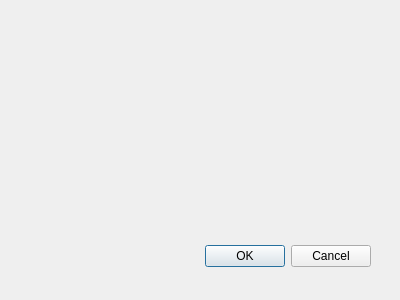
First picture: the form in ui_bbox.ui, repository hpfast/bbox, before the edit.
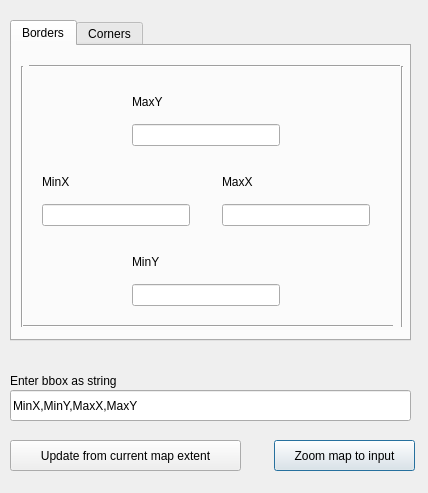
Second picture: the form after the edit.

Diff of the .ui file:
```diff
--- a/ui_bbox.ui
+++ b/ui_bbox.ui
@@ -1,31 +1,295 @@
 <ui version="4.0" >
  <class>bBox</class>
- <widget class="QDialog" name="bBox" >
-  <property name="geometry" >
+ <widget class="QDialog" name="bBox">
+  <property name="geometry">
    <rect>
     <x>0</x>
     <y>0</y>
-    <width>400</width>
-    <height>300</height>
+    <width>428</width>
+    <height>493</height>
    </rect>
   </property>
   <property name="windowTitle" >
    <string>bBox</string>
   </property>
-  <widget class="QDialogButtonBox" name="buttonBox" >
-   <property name="geometry" >
+  <widget class="QPushButton" name="pushButton">
+   <property name="geometry">
     <rect>
-     <x>30</x>
-     <y>240</y>
-     <width>341</width>
-     <height>32</height>
+     <x>274</x>
+     <y>440</y>
+     <width>141</width>
+     <height>31</height>
     </rect>
    </property>
-   <property name="orientation" >
-    <enum>Qt::Horizontal</enum>
+   <property name="text">
+    <string>Zoom map to input</string>
    </property>
-   <property name="standardButtons" >
-    <set>QDialogButtonBox::Cancel|QDialogButtonBox::Ok</set>
+  </widget>
+  <widget class="QPushButton" name="pushButton_2">
+   <property name="geometry">
+    <rect>
+     <x>10</x>
+     <y>440</y>
+     <width>231</width>
+     <height>31</height>
+    </rect>
+   </property>
+   <property name="text">
+    <string>Update from current map extent</string>
+   </property>
+  </widget>
+  <widget class="QTabWidget" name="tabWidget">
+   <property name="geometry">
+    <rect>
+     <x>10</x>
+     <y>20</y>
+     <width>401</width>
+     <height>321</height>
+    </rect>
+   </property>
+   <property name="accessibleName">
+    <string>borders</string>
+   </property>
+   <property name="currentIndex">
+    <number>0</number>
+   </property>
+   <widget class="QWidget" name="tab">
+    <attribute name="title">
+     <string>Borders</string>
+    </attribute>
+    <widget class="Line" name="line">
+     <property name="geometry">
+      <rect>
+       <x>17</x>
+       <y>10</y>
+       <width>371</width>
+       <height>20</height>
+      </rect>
+     </property>
+     <property name="orientation">
+      <enum>Qt::Horizontal</enum>
+     </property>
+    </widget>
+    <widget class="Line" name="line_2">
+     <property name="geometry">
+      <rect>
+       <x>10</x>
+       <y>270</y>
+       <width>371</width>
+       <height>20</height>
+      </rect>
+     </property>
+     <property name="orientation">
+      <enum>Qt::Horizontal</enum>
+     </property>
+    </widget>
+    <widget class="Line" name="line_3">
+     <property name="geometry">
+      <rect>
+       <x>0</x>
+       <y>20</y>
+       <width>20</width>
+       <height>261</height>
+      </rect>
+     </property>
+     <property name="orientation">
+      <enum>Qt::Vertical</enum>
+     </property>
+    </widget>
+    <widget class="Line" name="line_4">
+     <property name="geometry">
+      <rect>
+       <x>380</x>
+       <y>20</y>
+       <width>20</width>
+       <height>261</height>
+      </rect>
+     </property>
+     <property name="orientation">
+      <enum>Qt::Vertical</enum>
+     </property>
+    </widget>
+    <widget class="QWidget" name="">
+     <property name="geometry">
+      <rect>
+       <x>30</x>
+       <y>120</y>
+       <width>148</width>
+       <height>60</height>
+      </rect>
+     </property>
+     <layout class="QVBoxLayout" name="verticalLayout_3">
+      <item>
+       <widget class="QLabel" name="label_2">
+        <property name="text">
+         <string>MinX</string>
+        </property>
+       </widget>
+      </item>
+      <item>
+       <widget class="QLineEdit" name="lineEdit_2"/>
+      </item>
+     </layout>
+    </widget>
+    <widget class="QWidget" name="">
+     <property name="geometry">
+      <rect>
+       <x>120</x>
+       <y>40</y>
+       <width>148</width>
+       <height>60</height>
+      </rect>
+     </property>
+     <layout class="QVBoxLayout" name="verticalLayout_4">
+      <item>
+       <widget class="QLabel" name="label_4">
+        <property name="text">
+         <string>MaxY</string>
+        </property>
+       </widget>
+      </item>
+      <item>
+       <widget class="QLineEdit" name="lineEdit_3"/>
+      </item>
+     </layout>
+    </widget>
+    <widget class="QWidget" name="">
+     <property name="geometry">
+      <rect>
+       <x>210</x>
+       <y>120</y>
+       <width>148</width>
+       <height>60</height>
+      </rect>
+     </property>
+     <layout class="QVBoxLayout" name="verticalLayout_5">
+      <item>
+       <widget class="QLabel" name="label_3">
+        <property name="text">
+         <string>MaxX</string>
+        </property>
+       </widget>
+      </item>
+      <item>
+       <widget class="QLineEdit" name="lineEdit_4"/>
+      </item>
+     </layout>
+    </widget>
+    <widget class="QWidget" name="">
+     <property name="geometry">
+      <rect>
+       <x>120</x>
+       <y>200</y>
+       <width>148</width>
+       <height>60</height>
+      </rect>
+     </property>
+     <layout class="QVBoxLayout" name="verticalLayout_6">
+      <item>
+       <widget class="QLabel" name="label_5">
+        <property name="text">
+         <string>MinY</string>
+        </property>
+       </widget>
+      </item>
+      <item>
+       <widget class="QLineEdit" name="lineEdit_5"/>
+      </item>
+     </layout>
+    </widget>
+    <zorder>lineEdit_2</zorder>
+    <zorder>lineEdit_3</zorder>
+    <zorder>lineEdit_4</zorder>
+    <zorder>lineEdit_5</zorder>
+    <zorder>label_2</zorder>
+    <zorder>label_3</zorder>
+    <zorder>label_4</zorder>
+    <zorder>label_5</zorder>
+    <zorder>label_3</zorder>
+    <zorder>line</zorder>
+    <zorder>line_2</zorder>
+    <zorder>line_3</zorder>
+    <zorder>line_4</zorder>
+   </widget>
+   <widget class="QWidget" name="tab_2">
+    <attribute name="title">
+     <string>Corners</string>
+    </attribute>
+    <widget class="QWidget" name="">
+     <property name="geometry">
+      <rect>
+       <x>220</x>
+       <y>30</y>
+       <width>148</width>
+       <height>60</height>
+      </rect>
+     </property>
+     <layout class="QVBoxLayout" name="verticalLayout">
+      <item>
+       <widget class="QLabel" name="label_7">
+        <property name="text">
+         <string>MaxX,MaxY</string>
+        </property>
+       </widget>
+      </item>
+      <item>
+       <widget class="QLineEdit" name="lineEdit_7"/>
+      </item>
+     </layout>
+    </widget>
+    <widget class="QWidget" name="">
+     <property name="geometry">
+      <rect>
+       <x>20</x>
+       <y>190</y>
+       <width>148</width>
+       <height>60</height>
+      </rect>
+     </property>
+     <layout class="QVBoxLayout" name="verticalLayout_2">
+      <item>
+       <widget class="QLabel" name="label_6">
+        <property name="text">
+         <string>MinX,MinY</string>
+        </property>
+       </widget>
+      </item>
+      <item>
+       <widget class="QLineEdit" name="lineEdit_6"/>
+      </item>
+     </layout>
+    </widget>
+    <zorder>lineEdit_6</zorder>
+    <zorder>lineEdit_7</zorder>
+    <zorder>label_6</zorder>
+    <zorder>label_7</zorder>
+    <zorder>label_7</zorder>
+   </widget>
+  </widget>
+  <widget class="QLineEdit" name="lineEdit">
+   <property name="geometry">
+    <rect>
+     <x>10</x>
+     <y>390</y>
+     <width>401</width>
+     <height>31</height>
+    </rect>
+   </property>
+   <property name="text">
+    <string>MinX,MinY,MaxX,MaxY</string>
+   </property>
+  </widget>
+  <widget class="QLabel" name="label">
+   <property name="geometry">
+    <rect>
+     <x>10</x>
+     <y>370</y>
+     <width>141</width>
+     <height>21</height>
+    </rect>
+   </property>
+   <property name="text">
+    <string>Enter bbox as string</string>
    </property>
   </widget>
  </widget>
```
Left out of the diff: 40 changed lines with no effect on the pictures.
